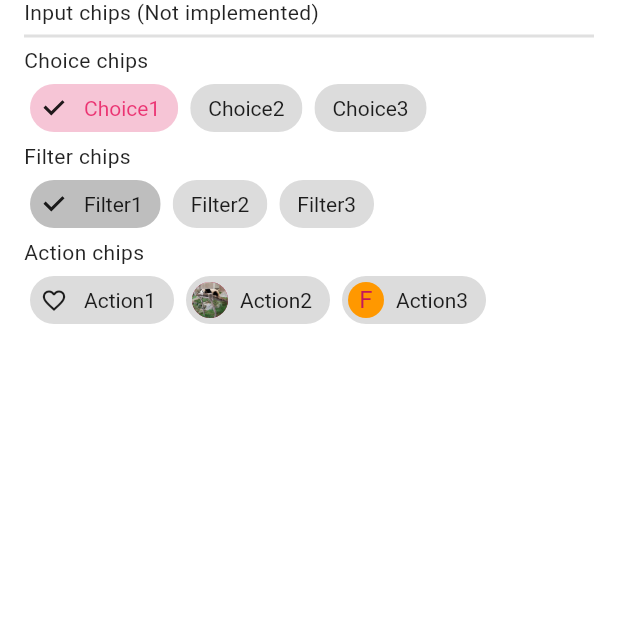
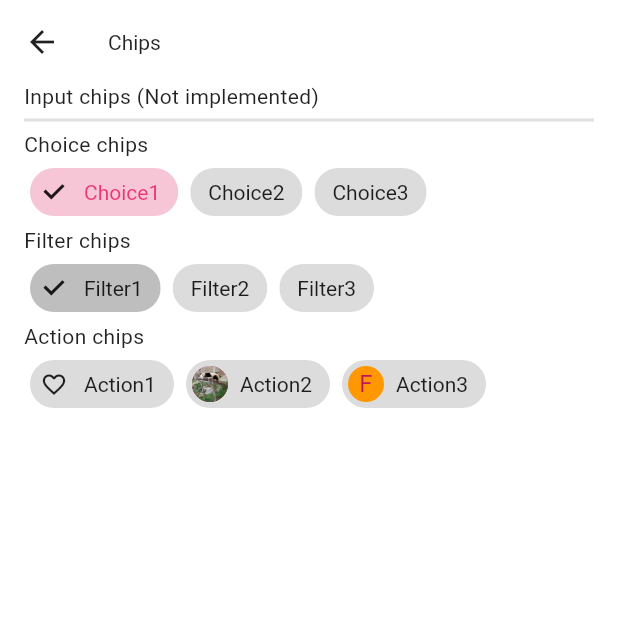
Before and after one commit to organic-nailer/flutter_fast_ui_white, a Flutter app: the ChipsPage screen opened directly, on a phone screen of 412 x 824 dp, the top half of it. Run offline on Flutter 3.47's test engine with Material 2 defaults, Android fonts, the light colour scheme and no system bars.

Commit message:
add app_bar to example

```diff
--- a/example/lib/pages/alerts_page.dart
+++ b/example/lib/pages/alerts_page.dart
@@ -6,6 +6,9 @@ class AlertsPage extends StatelessWidget {
   @override
   Widget build(BuildContext context) {
     return Scaffold(
+      appBar: AppBar(
+        title: const Text("Alerts"),
+      ),
       body: Center(
         child: Column(
           mainAxisSize: MainAxisSize.min,
--- a/example/lib/pages/bottom_navigation_page.dart
+++ b/example/lib/pages/bottom_navigation_page.dart
@@ -13,6 +13,9 @@ class _BottomNavigationPageState extends State<BottomNavigationPage> {
   @override
   Widget build(BuildContext context) {
     return Scaffold(
+      appBar: AppBar(
+        title: const Text("Bottom Navigation"),
+      ),
       body: Center(
         child: Row(
           mainAxisSize: MainAxisSize.min,
--- a/example/lib/pages/chips_page.dart
+++ b/example/lib/pages/chips_page.dart
@@ -35,8 +35,10 @@ class _ChipsPageState extends State<ChipsPage> {
   @override
   Widget build(BuildContext context) {
     return Scaffold(
-      body: SafeArea(
-        child: Padding(
+      appBar: AppBar(
+        title: const Text("Chips"),
+      ),
+      body: Padding(
         padding: const EdgeInsets.symmetric(horizontal: 16),
         child: Column(
           crossAxisAlignment: CrossAxisAlignment.start,
@@ -91,7 +93,6 @@ class _ChipsPageState extends State<ChipsPage> {
           ],
         ),
       ),
-      ),
     );
   }
 }
```
Also changed, not shown: example/lib/pages/button_page.dart (+4 -3 lines), example/lib/pages/card_page.dart (+8 -9 lines), example/lib/pages/inputs_except_text_page.dart (+4 -3 lines), example/lib/pages/typography_page.dart (+4 -3 lines). Lines whose indentation alone changed are shown as unchanged.
